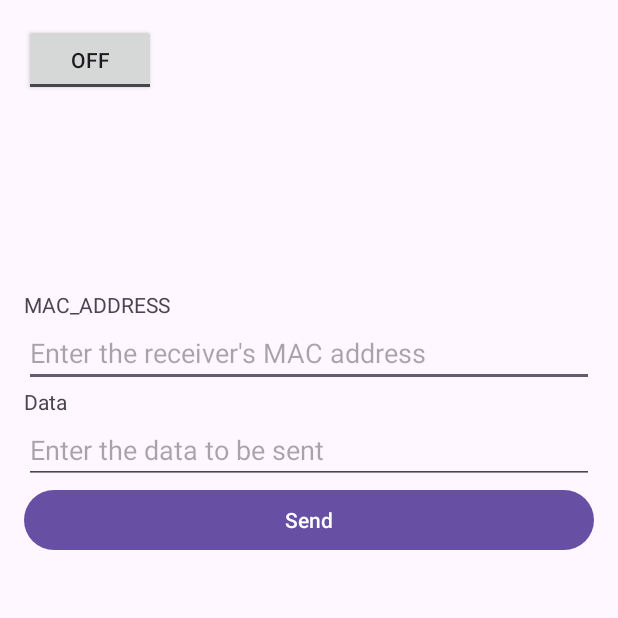
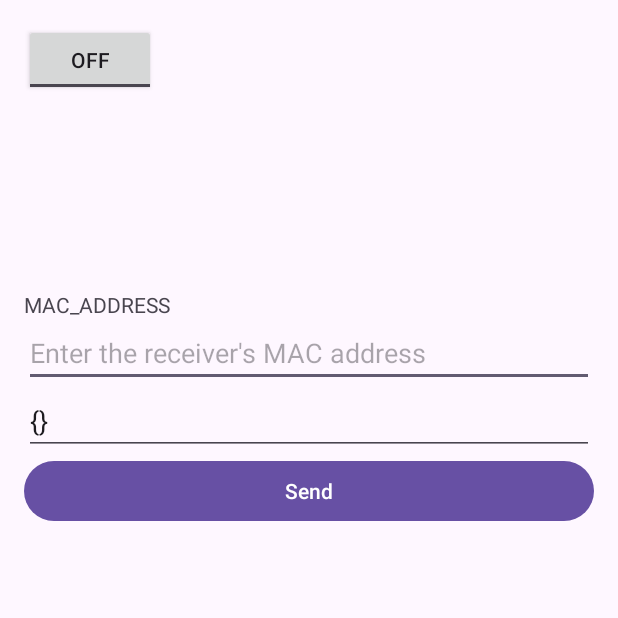
Before and after one commit to NikolajRFA/Android-ESP-Now, an Android app: the screen it shows after launch (MainActivity), on a phone screen of 412 x 824 dp, the top half of it. Run offline under Robolectric (Android 15) with nearby library versions, the phone set to English and light mode, and no system bars; libraries missing offline, so code that uses them is left out: com.hoho.android.

Commit message:
Added default value to data input field

```diff
--- a/android/app/src/main/res/layout/activity_main.xml
+++ b/android/app/src/main/res/layout/activity_main.xml
@@ -40,18 +40,14 @@
             android:hint="@string/enter_the_receiver_s_mac_address"
             android:inputType="text" />
 
-        <TextView
-            android:layout_width="wrap_content"
-            android:layout_height="wrap_content"
-            android:text="@string/data" />
-
         <EditText
             android:id="@+id/dataInput"
             android:layout_width="match_parent"
             android:layout_height="wrap_content"
             android:autofillHints=""
             android:hint="@string/enter_the_data_to_be_sent"
-            android:inputType="text" />
+            android:inputType="text"
+            android:text="@string/presetCurlyBrances"/>
 
         <Button
             android:id="@+id/submitButton"
--- a/android/app/src/main/res/values/strings.xml
+++ b/android/app/src/main/res/values/strings.xml
@@ -7,4 +7,5 @@
     <string name="mac_address">MAC_ADDRESS</string>
     <string name="enter_the_data_to_be_sent">Enter the data to be sent</string>
     <string name="send">Send</string>
+    <string name="presetCurlyBrances">{}</string>
 </resources>
```
